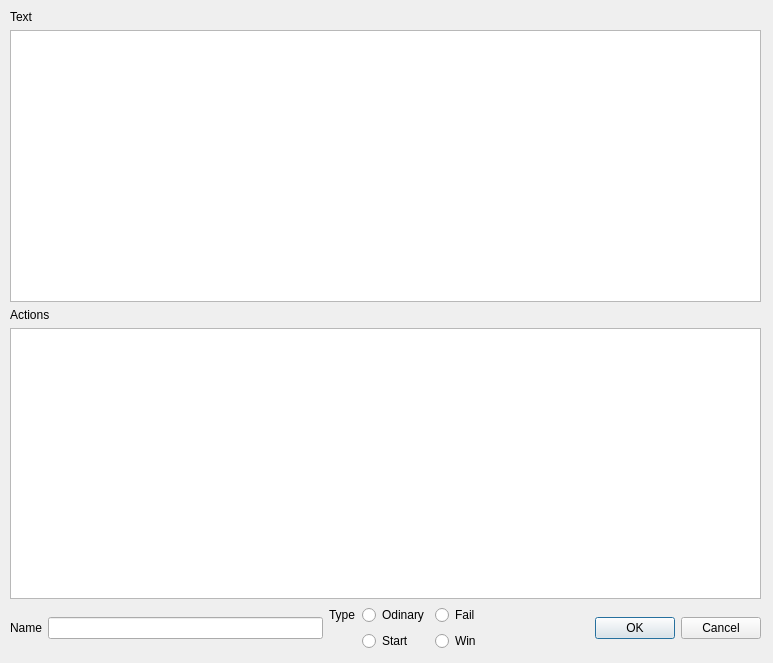
This is ui/VerDialog.ui in lpenguin/QxEditor-Qt as Qt 5 draws it before an edit. The edited form follows.
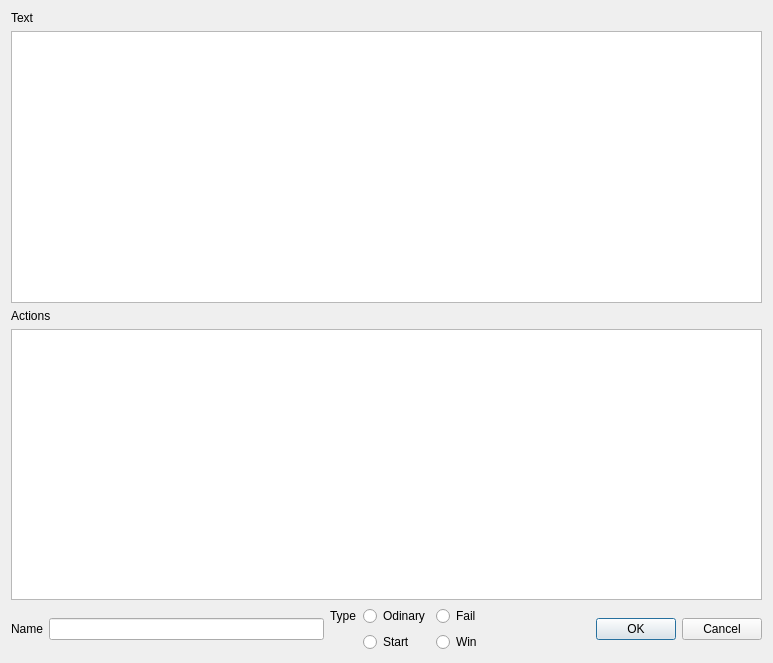
This is the edited form. Custom widgets are drawn as their Qt base class.

Commit message: * изменения в дизайне * транслитер заменяет "-" на "_"

What changed in the file:
```diff
--- a/ui/VerDialog.ui
+++ b/ui/VerDialog.ui
@@ -13,15 +13,8 @@
   <property name="windowTitle">
    <string>Edit location</string>
   </property>
-  <widget class="QWidget" name="verticalLayoutWidget">
-   <property name="geometry">
-    <rect>
-     <x>10</x>
-     <y>10</y>
-     <width>751</width>
-     <height>641</height>
-    </rect>
-   </property>
+  <layout class="QVBoxLayout" name="verticalLayout_2">
+   <item>
    <layout class="QVBoxLayout" name="verticalLayout">
     <item>
      <widget class="QLabel" name="label_3">
@@ -114,9 +107,8 @@
      </layout>
     </item>
    </layout>
-  </widget>
-  <zorder>verticalLayoutWidget</zorder>
-  <zorder>verIdEdit</zorder>
+   </item>
+  </layout>
  </widget>
  <customwidgets>
   <customwidget>
```
Lines whose indentation alone changed are shown as unchanged. The commit also changes 4 other files.
